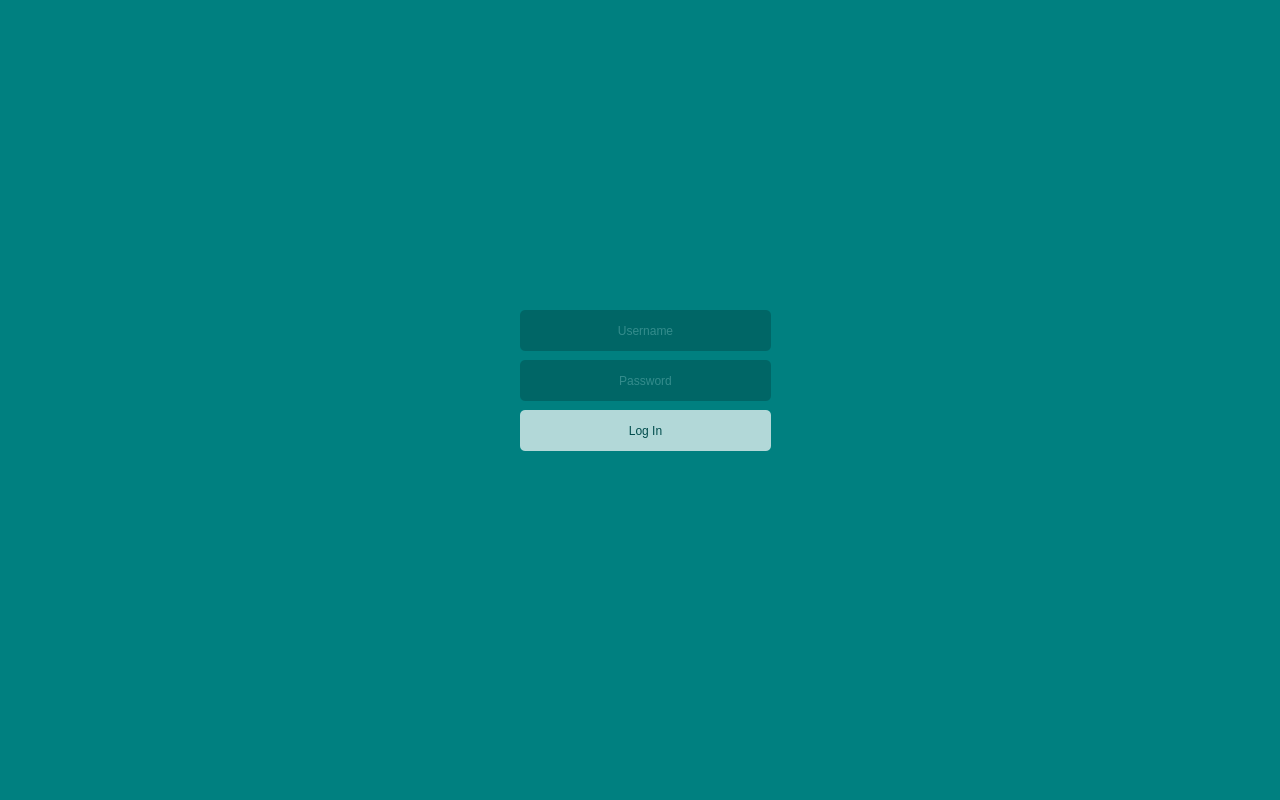
Qt form mainwindow.ui (schwei322/CS1C-Project2) before a commit.
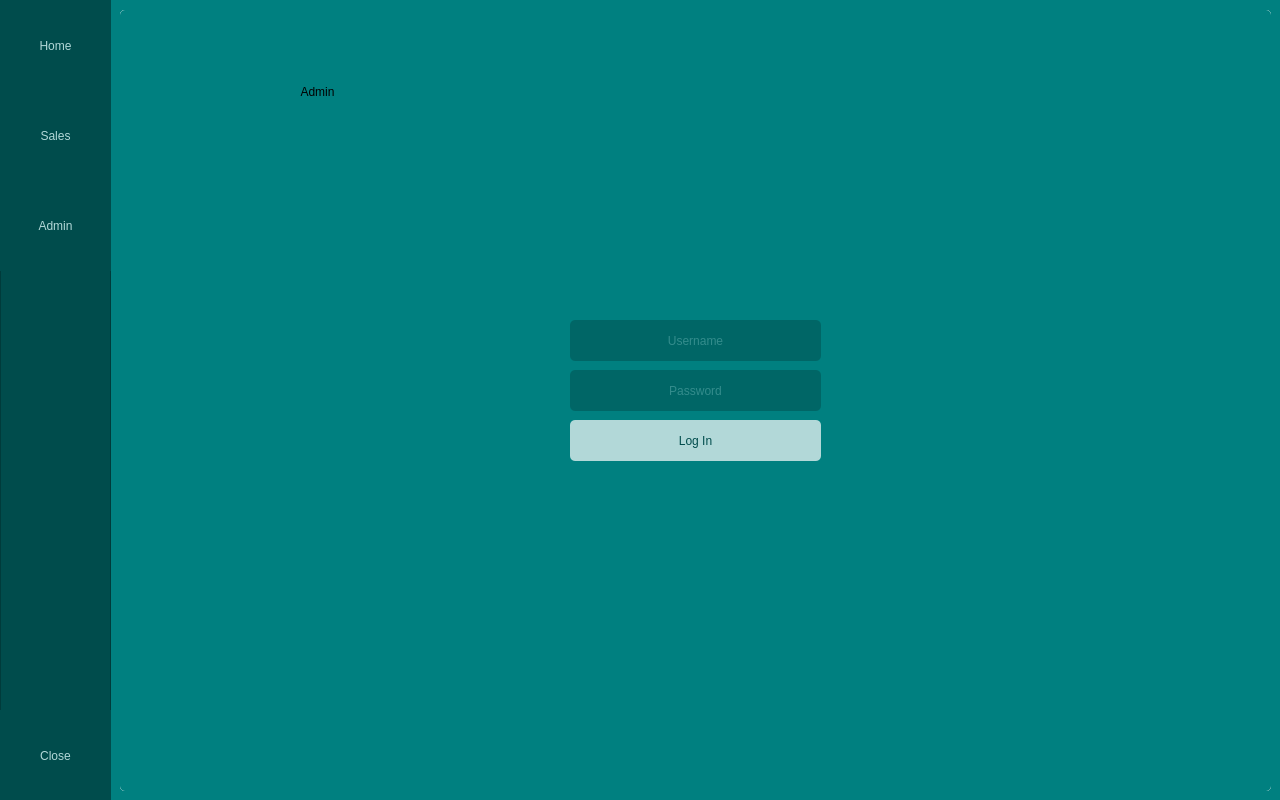
The same form after that commit.

What changed in the file:
```diff
--- a/mainwindow.ui
+++ b/mainwindow.ui
@@ -44,25 +44,64 @@
    <property name="styleSheet">
     <string notr="true">background-color: rgb(0, 128, 128);</string>
    </property>
-   <widget class="QWidget" name="loginPanel" native="true">
+   <widget class="QFrame" name="salesPanel">
+    <property name="geometry">
+     <rect>
+      <x>120</x>
+      <y>10</y>
+      <width>1151</width>
+      <height>781</height>
+     </rect>
+    </property>
+    <property name="styleSheet">
+     <string notr="true">background-color: rgb(178, 216, 216);
+border-radius: 5px;</string>
+    </property>
+    <property name="frameShape">
+     <enum>QFrame::StyledPanel</enum>
+    </property>
+    <property name="frameShadow">
+     <enum>QFrame::Raised</enum>
+    </property>
+   </widget>
+   <widget class="QFrame" name="loginPanel">
+    <property name="geometry">
+     <rect>
+      <x>120</x>
+      <y>10</y>
+      <width>1151</width>
+      <height>781</height>
+     </rect>
+    </property>
+    <property name="styleSheet">
+     <string notr="true">background-color: rgb(178, 216, 216);
+border-radius: 5px;</string>
+    </property>
+    <property name="frameShape">
+     <enum>QFrame::StyledPanel</enum>
+    </property>
+    <property name="frameShadow">
+     <enum>QFrame::Raised</enum>
+    </property>
+    <widget class="QWidget" name="adminLogin" native="true">
     <property name="geometry">
      <rect>
       <x>0</x>
       <y>0</y>
-      <width>1280</width>
-      <height>800</height>
+       <width>1151</width>
+       <height>781</height>
      </rect>
     </property>
     <property name="minimumSize">
      <size>
-      <width>1280</width>
-      <height>800</height>
+       <width>0</width>
+       <height>0</height>
      </size>
     </property>
     <property name="maximumSize">
      <size>
-      <width>1280</width>
-      <height>800</height>
+       <width>1151</width>
+       <height>781</height>
      </size>
     </property>
     <property name="styleSheet">
@@ -71,7 +110,7 @@
     <widget class="QLineEdit" name="usernameInput">
      <property name="geometry">
       <rect>
-       <x>520</x>
+        <x>450</x>
        <y>310</y>
        <width>251</width>
        <height>41</height>
@@ -93,7 +132,7 @@
     <widget class="QLineEdit" name="passwordInput">
      <property name="geometry">
       <rect>
-       <x>520</x>
+        <x>450</x>
        <y>360</y>
        <width>251</width>
        <height>41</height>
@@ -118,7 +157,7 @@
     <widget class="QPushButton" name="loginBtn">
      <property name="geometry">
       <rect>
-       <x>520</x>
+        <x>450</x>
        <y>410</y>
        <width>251</width>
        <height>41</height>
@@ -126,48 +165,60 @@
      </property>
      <property name="styleSheet">
       <string notr="true">QPushButton {
-        background-color: rgb(178, 216, 216);
-        border-radius: 5px;
-        color: rgb(0, 76, 76);
-        font: 87 12pt &quot;Segoe UI Black&quot;;
+	background-color: rgb(178, 216, 216);
+	border-radius: 5px;
+	color: rgb(0, 76, 76);
+	font: 87 12pt &quot;Segoe UI Black&quot;;
 }
 
 QPushButton:hover {
-        background-color: rgb(0, 76, 76);
-        border-radius: 5px;
-        color: rgb(178, 216, 216);
-        font: 87 12pt &quot;Segoe UI Black&quot;;
+	background-color: rgb(0, 76, 76);
+	border-radius: 5px;
+	color: rgb(178, 216, 216);
+	font: 87 12pt &quot;Segoe UI Black&quot;;
 }</string>
      </property>
      <property name="text">
       <string>Log In</string>
      </property>
     </widget>
-   </widget>
-   <widget class="QWidget" name="mainPanel" native="true">
+     <widget class="QPushButton" name="pushButton">
+      <property name="geometry">
+       <rect>
+        <x>160</x>
+        <y>70</y>
+        <width>75</width>
+        <height>23</height>
+       </rect>
+      </property>
+      <property name="text">
+       <string>Admin</string>
+      </property>
+     </widget>
+    </widget>
+    <widget class="QFrame" name="adminContent">
     <property name="geometry">
      <rect>
       <x>0</x>
       <y>0</y>
-      <width>1280</width>
-      <height>800</height>
-     </rect>
-    </property>
-    <property name="minimumSize">
-     <size>
-      <width>1280</width>
-      <height>800</height>
-     </size>
-    </property>
-    <property name="maximumSize">
-     <size>
-      <width>1280</width>
-      <height>800</height>
-     </size>
-    </property>
+       <width>1151</width>
+       <height>781</height>
+      </rect>
+     </property>
     <property name="styleSheet">
-     <string notr="true">background-color: rgb(0, 128, 128);</string>
-    </property>
+      <string notr="true">background-color: rgb(178, 216, 216);
+border-radius: 5px;</string>
+     </property>
+     <property name="frameShape">
+      <enum>QFrame::StyledPanel</enum>
+     </property>
+     <property name="frameShadow">
+      <enum>QFrame::Raised</enum>
+     </property>
+    </widget>
+    <zorder>adminContent</zorder>
+    <zorder>adminLogin</zorder>
+   </widget>
     <widget class="QFrame" name="sidebar">
      <property name="geometry">
       <rect>
@@ -198,15 +249,15 @@
       </property>
       <property name="styleSheet">
        <string notr="true">QPushButton {
-        border: none;
-        background-color: rgb(0, 76, 76);
-        color: rgb(178, 216, 216);
+	border: none;
+	background-color: rgb(0, 76, 76);
+	color: rgb(178, 216, 216);
 }
 
 QPushButton:hover {
-        border: none;
-        background-color: rgb(0, 128, 128);
-        color: rgb(178, 216, 216);
+	border: none;
+	background-color: rgb(0, 128, 128);
+	color: rgb(178, 216, 216);
 }</string>
       </property>
       <property name="text">
@@ -224,21 +275,47 @@
       </property>
       <property name="styleSheet">
        <string notr="true">QPushButton {
-        border: none;
-        background-color: rgb(0, 76, 76);
-        color: rgb(178, 216, 216);
+	border: none;
+	background-color: rgb(0, 76, 76);
+	color: rgb(178, 216, 216);
 }
 
 QPushButton:hover {
-        border: none;
-        background-color: rgb(0, 128, 128);
-        color: rgb(178, 216, 216);
+	border: none;
+	background-color: rgb(0, 128, 128);
+	color: rgb(178, 216, 216);
 }</string>
       </property>
       <property name="text">
        <string>Close</string>
       </property>
      </widget>
+    <widget class="QPushButton" name="adminBtn">
+     <property name="geometry">
+      <rect>
+       <x>0</x>
+       <y>180</y>
+       <width>111</width>
+       <height>91</height>
+      </rect>
+     </property>
+     <property name="styleSheet">
+      <string notr="true">QPushButton {
+	border: none;
+	background-color: rgb(0, 76, 76);
+	color: rgb(178, 216, 216);
+}
+
+QPushButton:hover {
+	border: none;
+	background-color: rgb(0, 128, 128);
+	color: rgb(178, 216, 216);
+}</string>
+     </property>
+     <property name="text">
+      <string>Admin</string>
+     </property>
+    </widget>
      <widget class="QPushButton" name="salesBtn">
       <property name="geometry">
        <rect>
@@ -250,71 +327,25 @@
       </property>
       <property name="styleSheet">
        <string notr="true">QPushButton {
-        border: none;
-        background-color: rgb(0, 76, 76);
-        color: rgb(178, 216, 216);
+	border: none;
+	background-color: rgb(0, 76, 76);
+	color: rgb(178, 216, 216);
 }
 
 QPushButton:hover {
-        border: none;
-        background-color: rgb(0, 128, 128);
-        color: rgb(178, 216, 216);
+	border: none;
+	background-color: rgb(0, 128, 128);
+	color: rgb(178, 216, 216);
 }</string>
       </property>
       <property name="text">
        <string>Sales</string>
       </property>
      </widget>
-     <widget class="QPushButton" name="adminBtn">
-      <property name="geometry">
-       <rect>
-        <x>0</x>
-        <y>180</y>
-        <width>111</width>
-        <height>91</height>
-       </rect>
-      </property>
-      <property name="styleSheet">
-       <string notr="true">QPushButton {
-        border: none;
-        background-color: rgb(0, 76, 76);
-        color: rgb(178, 216, 216);
-}
-
-QPushButton:hover {
-        border: none;
-        background-color: rgb(0, 128, 128);
-        color: rgb(178, 216, 216);
-}</string>
-      </property>
-      <property name="text">
-       <string>Admin</string>
-      </property>
-     </widget>
-    </widget>
-    <widget class="QFrame" name="home">
+   </widget>
+   <widget class="QFrame" name="homePanel">
      <property name="geometry">
       <rect>
-       <x>121</x>
-       <y>11</y>
-       <width>1151</width>
-       <height>781</height>
-      </rect>
-     </property>
-     <property name="styleSheet">
-      <string notr="true">background-color: rgb(178, 216, 216);
-border-radius: 5px;</string>
-     </property>
-     <property name="frameShape">
-      <enum>QFrame::StyledPanel</enum>
-     </property>
-     <property name="frameShadow">
-      <enum>QFrame::Raised</enum>
-     </property>
-    </widget>
-    <widget class="QFrame" name="admin">
-     <property name="geometry">
-      <rect>
        <x>120</x>
        <y>10</y>
        <width>1151</width>
@@ -332,28 +363,9 @@
       <enum>QFrame::Raised</enum>
      </property>
     </widget>
-    <widget class="QFrame" name="sales">
-     <property name="geometry">
-      <rect>
-       <x>120</x>
-       <y>10</y>
-       <width>1151</width>
-       <height>781</height>
-      </rect>
-     </property>
-     <property name="styleSheet">
-      <string notr="true">background-color: rgb(178, 216, 216);
-border-radius: 5px;</string>
-     </property>
-     <property name="frameShape">
-      <enum>QFrame::StyledPanel</enum>
-     </property>
-     <property name="frameShadow">
-      <enum>QFrame::Raised</enum>
-     </property>
-    </widget>
-   </widget>
-   <zorder>mainPanel</zorder>
+   <zorder>salesPanel</zorder>
+   <zorder>sidebar</zorder>
+   <zorder>homePanel</zorder>
    <zorder>loginPanel</zorder>
   </widget>
  </widget>
```
Left out of the diff: 112 changed lines with no effect on the pictures. Lines whose indentation alone changed are shown as unchanged.
